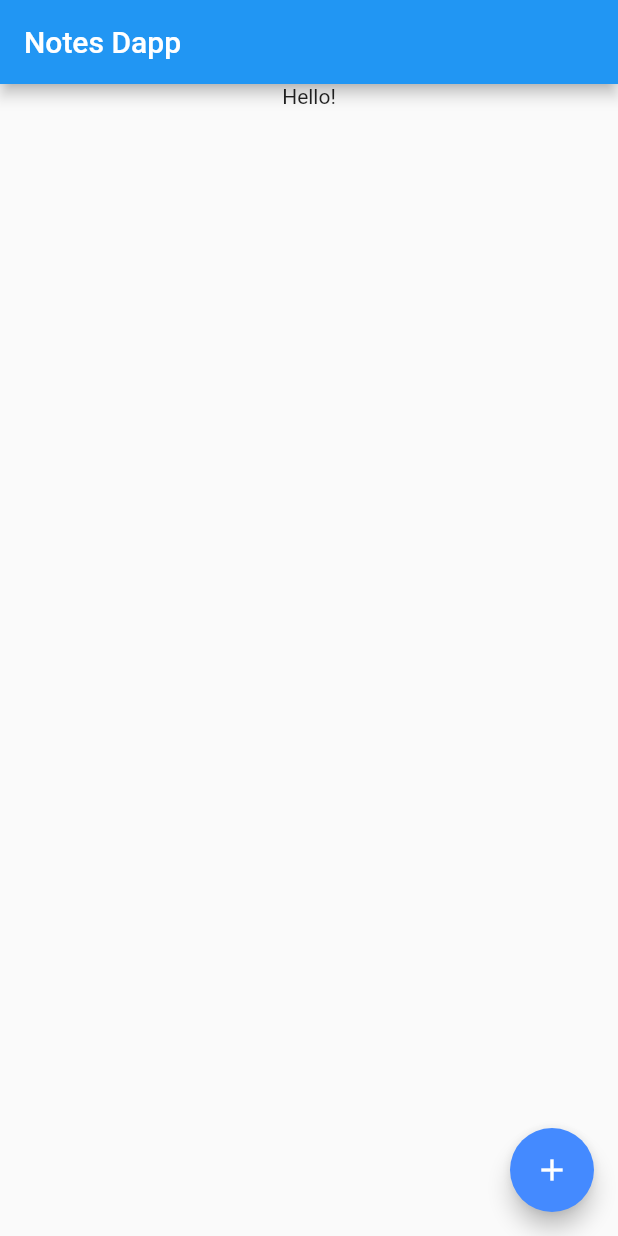
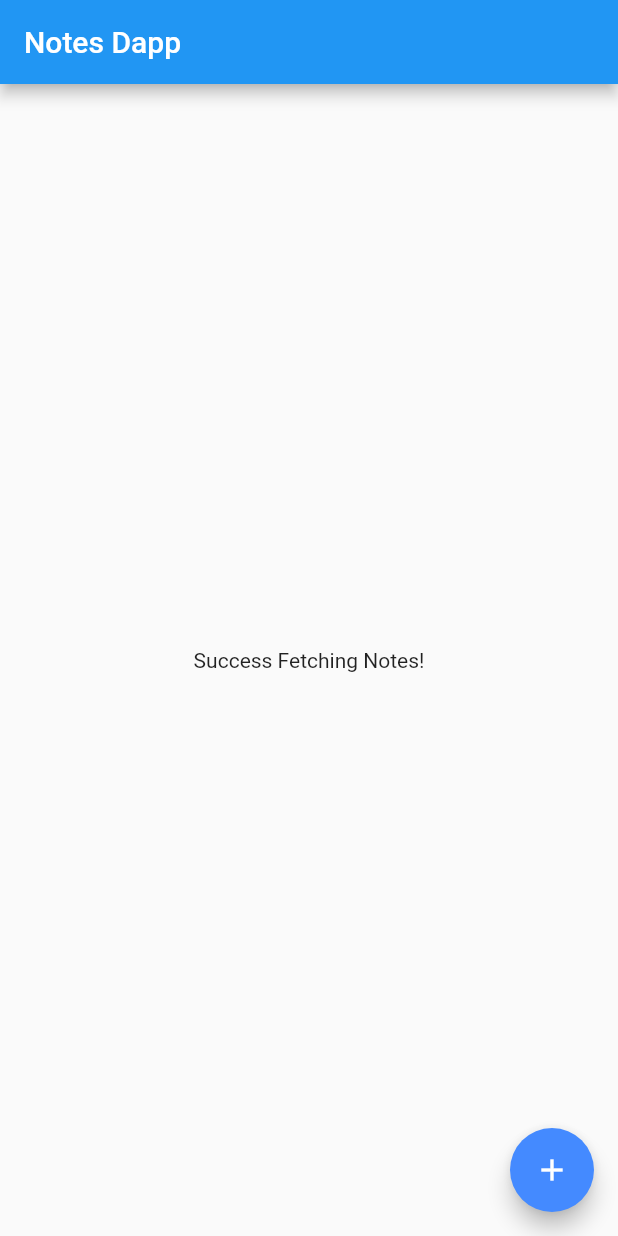
Before and after one commit to diogosequeira94/flutter-todos-dapp, a Flutter app: the screen it shows after launch, on a phone screen of 412 x 824 dp. Run offline on Flutter 3.47's test engine with Material 2 defaults, Android fonts, the phone set to English and light mode, and no system bars; our stand-ins replace bloc, equatable, flutter_bloc; missing offline and left inert: web3dart; statements that could not run were skipped; project files that could hold a hidden picture were left out.

```diff
--- a/lib/bloc/notes_service_bloc.dart
+++ b/lib/bloc/notes_service_bloc.dart
@@ -10,11 +10,16 @@ part 'notes_service_state.dart';
 
 class NotesServiceBloc extends Bloc<NotesServiceEvent, NotesServiceState> {
   final NotesRepository notesRepository;
-  NotesServiceBloc({required this.notesRepository}) : super(NotesServiceInitial()) {
+  NotesServiceBloc({required this.notesRepository})
+      : super(NotesServiceInitial()) {
     List<Note> notes = [];
 
-    on<NotesServiceEvent>((event, emit) {
-
+    on<FetchNotesStarted>((event, emit) async {
+      print('Fetching in progress...');
+      emit(NotesFetchInProgress());
+      await Future.delayed(const Duration(seconds: 3));
+      emit(NotesFetchSuccess(notes: notes));
+      print('Fetching complete...');
     });
   }
 }
--- a/lib/bloc/notes_service_event.dart
+++ b/lib/bloc/notes_service_event.dart
@@ -4,7 +4,7 @@ abstract class NotesServiceEvent extends Equatable {
   const NotesServiceEvent();
 }
 
-class FetchNotes extends NotesServiceEvent {
+class FetchNotesStarted extends NotesServiceEvent {
   @override
   List<Object?> get props => [];
 }
--- a/lib/main.dart
+++ b/lib/main.dart
@@ -19,12 +19,11 @@ class MyApp extends StatelessWidget {
         primarySwatch: Colors.blue,
       ),
       home: BlocProvider(
-        lazy: false,
         create: (context) => NotesServiceBloc(
           notesRepository: NotesRepository(
             notesWeb3ApiClient: NotesWeb3Client(),
           ),
-        ),
+        )..add(FetchNotesStarted()),
         child: const HomePage(),
       ),
     );
--- a/lib/view/home_page.dart
+++ b/lib/view/home_page.dart
@@ -1,4 +1,6 @@
 import 'package:flutter/material.dart';
+import 'package:flutter_bloc/flutter_bloc.dart';
+import 'package:flutter_todos_dapp/bloc/notes_service_bloc.dart';
 
 class HomePage extends StatelessWidget {
   const HomePage({Key? key}) : super(key: key);
@@ -9,18 +11,36 @@ class HomePage extends StatelessWidget {
       appBar: AppBar(
         title: const Text('Notes Dapp'),
       ),
-      body: SingleChildScrollView(
-        child: Column(
-          children: const [
-            Center(
-              child: Text('Hello!'),
-            )
-          ],
-        ),
+      body: BlocBuilder<NotesServiceBloc, NotesServiceState>(
+        builder: (context, state) {
+          if (state is NotesFetchInProgress) {
+            return const Center(child: CircularProgressIndicator());
+          } else if (state is NotesFetchSuccess) {
+            return const Center(child: Text('Success Fetching Notes!'));
+          }
+          return const SizedBox.shrink();
+        },
       ),
       floatingActionButton: FloatingActionButton(
         onPressed: () {
-          // Add your onPressed code here!
+          final topPadding = MediaQuery.of(context).padding.top;
+          showModalBottomSheet(
+              context: context,
+              useRootNavigator: true,
+              isScrollControlled: true,
+              backgroundColor: Colors.transparent,
+              builder: (context) {
+                return Container(
+                  height: MediaQuery.of(context).size.height - topPadding,
+                  decoration: const BoxDecoration(
+                    color: Colors.white,
+                    borderRadius: BorderRadius.only(
+                      topLeft: Radius.circular(16.0),
+                      topRight: Radius.circular(16.0),
+                    ),
+                  ),
+                );
+              });
         },
         backgroundColor: Colors.blueAccent,
         child: const Icon(Icons.add),
```
